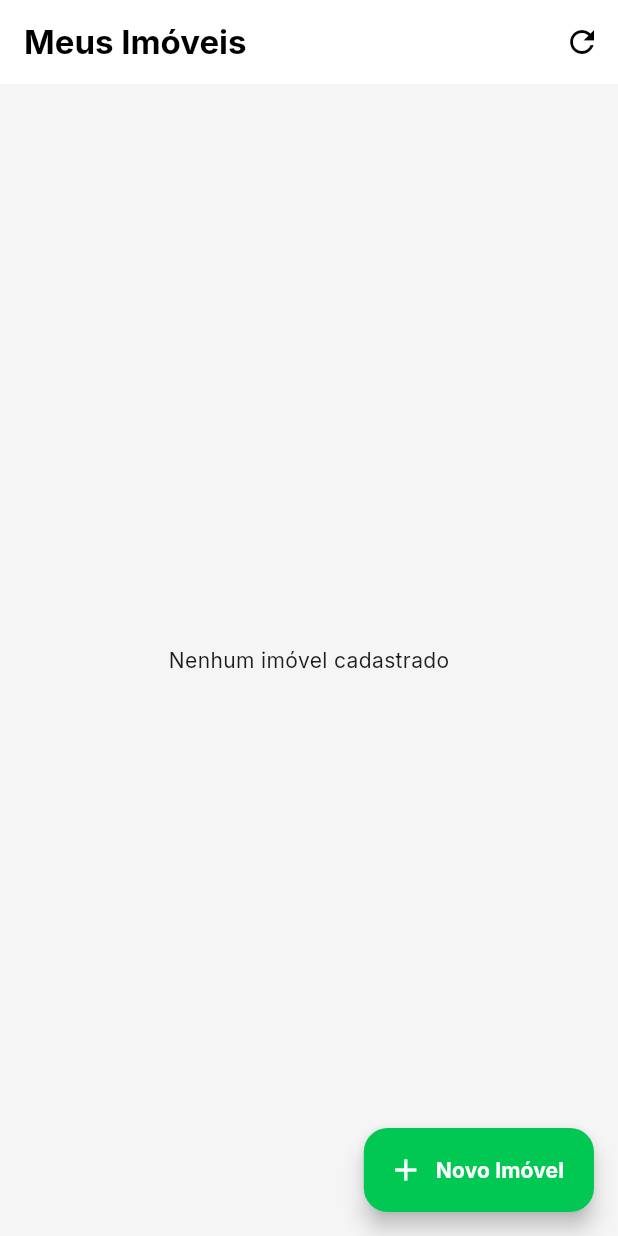
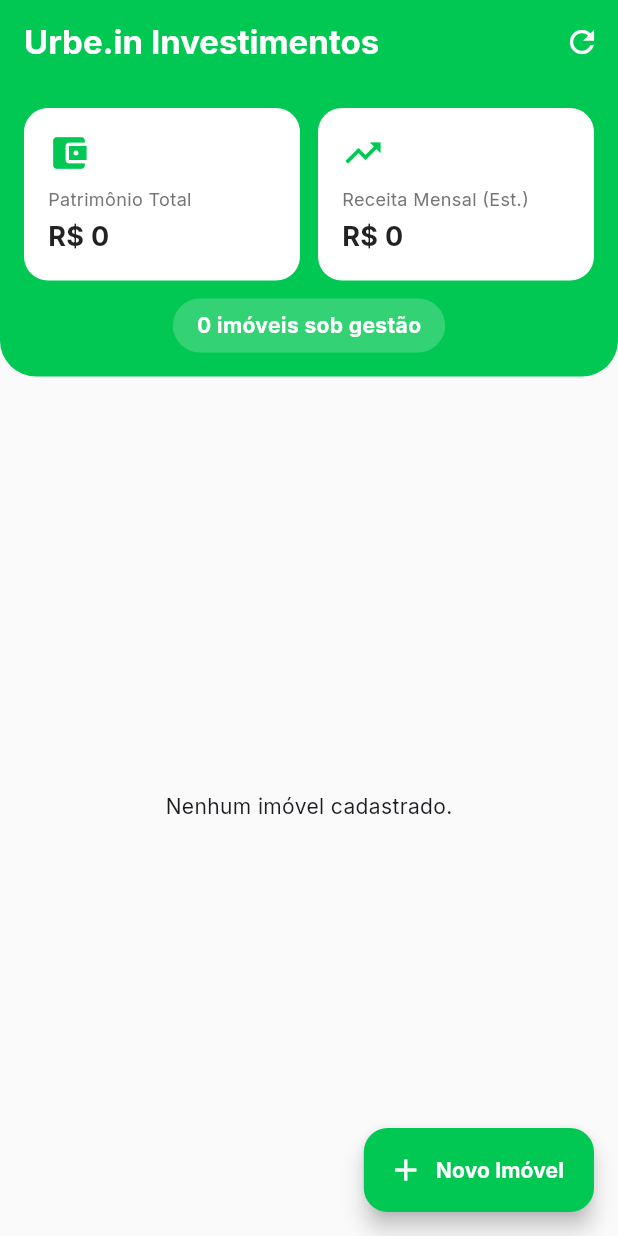
Before and after one commit to raphaelolimpio/Urbe.in, a Flutter app: the screen it shows after launch, after a tap on the "refresh" icon, on a phone screen of 412 x 824 dp. Run offline on Flutter 3.47's test engine with Material 3 defaults, Android fonts, the phone set to English and light mode, and no system bars; our stand-ins replace flutter_map, google_fonts, latlong2; network calls fail.

```diff
--- a/frontend/lib/screens/dashboard_screen.dart
+++ b/frontend/lib/screens/dashboard_screen.dart
@@ -1,100 +1,150 @@
 import 'package:flutter/material.dart';
-import 'package:flutter/widgets.dart';
-import 'package:frontend/models/imovel_model.dart';
-import 'package:frontend/services/api_service.dart';
 import 'package:google_fonts/google_fonts.dart';
-import 'package:frontend/screens/cadastro_imovel_screen.dart';
+import '../models/imovel_model.dart';
+import '../services/api_service.dart';
+import 'cadastro_imovel_screen.dart';
 import 'detalhe_imovel_screen.dart';
 
-class DashboardScreen extends StatefulWidget{
-  const DashboardScreen({Key? key}) : super (key: key);
+class DashboardScreen extends StatefulWidget {
+  const DashboardScreen({super.key});
 
   @override
   State<DashboardScreen> createState() => _DashboardScreenState();
 }
-class _DashboardScreenState extends State<DashboardScreen>{
+
+class _DashboardScreenState extends State<DashboardScreen> {
   final ApiService _apiService = ApiService();
+
+  // Variáveis para guardar os dados
   late Future<List<Imovel>> _imoveisFuture;
+  Map<String, dynamic> _metrics = {
+    "total_imoveis": 0,
+    "valor_patrimonio": 0.0,
+    "potencial_receita": 0.0
+  };
 
   @override
   void initState() {
     super.initState();
-    _carregarImoveis();
+    _carregarDados();
   }
-  void _carregarImoveis() {
+
+  void _carregarDados() {
     setState(() {
       _imoveisFuture = _apiService.buscarImoveis();
+    });
+    // Carrega as métricas separadamente
+    _apiService.getDashboardMetrics().then((dados) {
+      setState(() {
+        _metrics = dados;
+      });
     });
   }
 
   @override
-  Widget build (BuildContext context){
+  Widget build(BuildContext context) {
     return Scaffold(
-      backgroundColor: Colors.grey[100],
+      backgroundColor: Colors.grey[50],
       appBar: AppBar(
-        title: Text('Meus Imóveis',
-          style: GoogleFonts.inter(fontWeight: FontWeight.bold),
-        ),
-        backgroundColor: Colors.white,
+        title: Text('Urbe.in Investimentos', style: GoogleFonts.inter(fontWeight: FontWeight.bold, color: Colors.white)),
+        backgroundColor: const Color(0xFF00C853),
         elevation: 0,
-        foregroundColor: Colors.black,
         actions: [
           IconButton(
-            icon: Icon(Icons.refresh),
-            onPressed: _carregarImoveis,
+            icon: const Icon(Icons.refresh, color: Colors.white),
+            onPressed: _carregarDados,
+          )
+        ],
+      ),
+      body: Column(
+        children: [
+          // --- ÁREA DE CARDS FINANCEIROS (FASE 6) ---
+          Container(
+            padding: const EdgeInsets.all(16),
+            decoration: const BoxDecoration(
+              color: Color(0xFF00C853),
+              borderRadius: BorderRadius.only(
+                bottomLeft: Radius.circular(24),
+                bottomRight: Radius.circular(24),
+              ),
+            ),
+            child: Column(
+              children: [
+                Row(
+                  children: [
+                    Expanded(
+                      child: _financeCard(
+                        "Patrimônio Total",
+                        // BLINDAGEM: Se for nulo, usa 0
+                        "R\$ ${(_metrics['valor_patrimonio'] ?? 0).toStringAsFixed(0)}",
+                        Icons.account_balance_wallet,
+                      ),
+                    ),
+                    const SizedBox(width: 12),
+                    Expanded(
+                      child: _financeCard(
+                        "Receita Mensal (Est.)",
+                        // BLINDAGEM: Se for nulo, usa 0
+                        "R\$ ${(_metrics['potencial_receita'] ?? 0).toStringAsFixed(0)}",
+                        Icons.trending_up,
+                      ),
                     ),
                   ],
                 ),
-      body: FutureBuilder<List<Imovel>>(
+                const SizedBox(height: 12),
+                Container(
+                  padding: const EdgeInsets.symmetric(vertical: 8, horizontal: 16),
+                  decoration: BoxDecoration(
+                    color: Colors.white.withOpacity(0.2),
+                    borderRadius: BorderRadius.circular(30),
+                  ),
+                  child: Text(
+                    "${_metrics['total_imoveis']} imóveis sob gestão",
+                    style: GoogleFonts.inter(color: Colors.white, fontWeight: FontWeight.bold),
+                  ),
+                ),
+              ],
+            ),
+          ),
+
+          // --- LISTA DE IMÓVEIS ---
+          Expanded(
+            child: FutureBuilder<List<Imovel>>(
               future: _imoveisFuture,
               builder: (context, snapshot) {
                 if (snapshot.connectionState == ConnectionState.waiting) {
-            return Center(child: CircularProgressIndicator());
-          } else if (snapshot.hasError) {
-            return Center(child: Text('Erro ao carregar imóveis ${snapshot.error}'));
+                  return const Center(child: CircularProgressIndicator());
                 } else if (!snapshot.hasData || snapshot.data!.isEmpty) {
-            return Center(child: Text('Nenhum imóvel cadastrado'));
+                  return const Center(
+                    child: Text('Nenhum imóvel cadastrado.'),
+                  );
                 }
+
                 final imoveis = snapshot.data!;
+
                 return ListView.builder(
-            padding: const EdgeInsets.only(top: 16),
+                  padding: const EdgeInsets.all(16),
                   itemCount: imoveis.length,
                   itemBuilder: (context, index) {
                     final imovel = imoveis[index];
                     return Card(
-                margin: EdgeInsets.only(bottom: 16),
-                shape: RoundedRectangleBorder(
-                  borderRadius: BorderRadius.circular(12),
-                ),
+                      margin: const EdgeInsets.only(bottom: 12),
+                      elevation: 2,
+                      shape: RoundedRectangleBorder(borderRadius: BorderRadius.circular(12)),
                       child: ListTile(
                         contentPadding: const EdgeInsets.all(16),
-                  leading: CircleAvatar(
-                    backgroundColor: const Color(0xFF00C853).withOpacity(0.1),
-                    child: Icon(Icons.business, color: const Color(0xFF00C853)),
+                        leading: Container(
+                          padding: const EdgeInsets.all(12),
+                          decoration: BoxDecoration(color: Colors.green[50], borderRadius: BorderRadius.circular(8)),
+                          child: const Icon(Icons.business, color: Color(0xFF00C853)),
                         ),
-                  title: Text(imovel.titulo,
-                    style: GoogleFonts.inter(fontWeight: FontWeight.bold, fontSize: 16),
-                  ),
-                  subtitle: Column(
-                    crossAxisAlignment: CrossAxisAlignment.start,
-                    children: [
-                      SizedBox(height: 4),
-                      Text(imovel.enderecoCompleto,
-                        style: GoogleFonts.inter(fontSize: 14),
-                      ),
-                      SizedBox(height: 4),
-                      Text('${imovel.valorCompra?.toStringAsFixed(2) ?? "0.00"}',
-                        style: GoogleFonts.inter(fontWeight: FontWeight.bold, color: Colors.grey),
-                      ),
-                    ],
-                  ),
-                  trailing: Icon(Icons.arrow_forward_ios, size: 16),
+                        title: Text(imovel.titulo, style: GoogleFonts.inter(fontWeight: FontWeight.bold)),
+                        subtitle: Text(imovel.enderecoCompleto, maxLines: 1, overflow: TextOverflow.ellipsis),
+                        trailing: const Icon(Icons.arrow_forward_ios, size: 16, color: Colors.grey),
                         onTap: () {
                           Navigator.push(
                             context,
-                      MaterialPageRoute(
-                        builder: (context) => DetalheImovelScreen(imovel: imovel),
-                      ),
+                            MaterialPageRoute(builder: (context) => DetalheImovelScreen(imovel: imovel)),
                           );
                         },
                       ),
@@ -103,21 +153,40 @@ class _DashboardScreenState extends State<DashboardScreen>{
                 );
               },
             ),
+          ),
+        ],
+      ),
       floatingActionButton: FloatingActionButton.extended(
         onPressed: () async {
           final bool? recarregar = await Navigator.push(
             context,
             MaterialPageRoute(builder: (context) => const CadastroImovelScreen()),
           );
-          if (recarregar == true) {
-            _carregarImoveis();
-          }
+          if (recarregar == true) _carregarDados();
         },
         backgroundColor: const Color(0xFF00C853),
-        icon: Icon(Icons.add, color: Colors.white,),
-        label: Text('Novo Imóvel',
-          style: GoogleFonts.inter(fontWeight: FontWeight.bold, color: Colors.white),
+        icon: const Icon(Icons.add, color: Colors.white),
+        label: Text('Novo Imóvel', style: GoogleFonts.inter(fontWeight: FontWeight.bold, color: Colors.white)),
       ),
+    );
+  }
+
+  Widget _financeCard(String label, String value, IconData icon) {
+    return Container(
+      padding: const EdgeInsets.all(16),
+      decoration: BoxDecoration(
+        color: Colors.white,
+        borderRadius: BorderRadius.circular(16),
+      ),
+      child: Column(
+        crossAxisAlignment: CrossAxisAlignment.start,
+        children: [
+          Icon(icon, color: const Color(0xFF00C853), size: 28),
+          const SizedBox(height: 8),
+          Text(label, style: GoogleFonts.inter(fontSize: 12, color: Colors.grey[600])),
+          const SizedBox(height: 4),
+          Text(value, style: GoogleFonts.inter(fontSize: 18, fontWeight: FontWeight.bold, color: Colors.black87)),
+        ],
       ),
     );
   }
--- a/frontend/lib/services/api_service.dart
+++ b/frontend/lib/services/api_service.dart
@@ -81,4 +81,20 @@ class ApiService {
       return [];
     }
   }
+  Future<Map<String, dynamic>> getDashboardMetrics() async {
+    final url = Uri.parse('$baseUrl/dashboard');
+    try {
+      final response = await http.get(url);
+
+      if (response.statusCode == 200) {
+        return jsonDecode(response.body);
+      } else {
+        print('Erro no dashboard: ${response.body}');
+        return {"total_imoveis": 0, "valor_patrimonio": 0.0, "potencial_receita": 0.0};
+      }
+    } catch (e) {
+      print('Erro de conexão: $e');
+      return {"total_imoveis": 0, "valor_patrimonio": 0.0, "potencial_receita": 0.0};
+    }
+  }
 }
--- a/frontend/pubspec.yaml
+++ b/frontend/pubspec.yaml
@@ -38,6 +38,8 @@ dependencies:
   provider: ^6.1.5+1
   shared_preferences: ^2.5.4
   google_fonts: ^6.3.3
+  flutter_map: ^8.2.2
+  latlong2: ^0.9.1
 
 dev_dependencies:
   flutter_test:
```
Also changed, not shown: frontend/lib/screens/detalhe_imovel_screen.dart (+151 -100 lines), frontend/pubspec.lock. Lines whose indentation alone changed are shown as unchanged.
